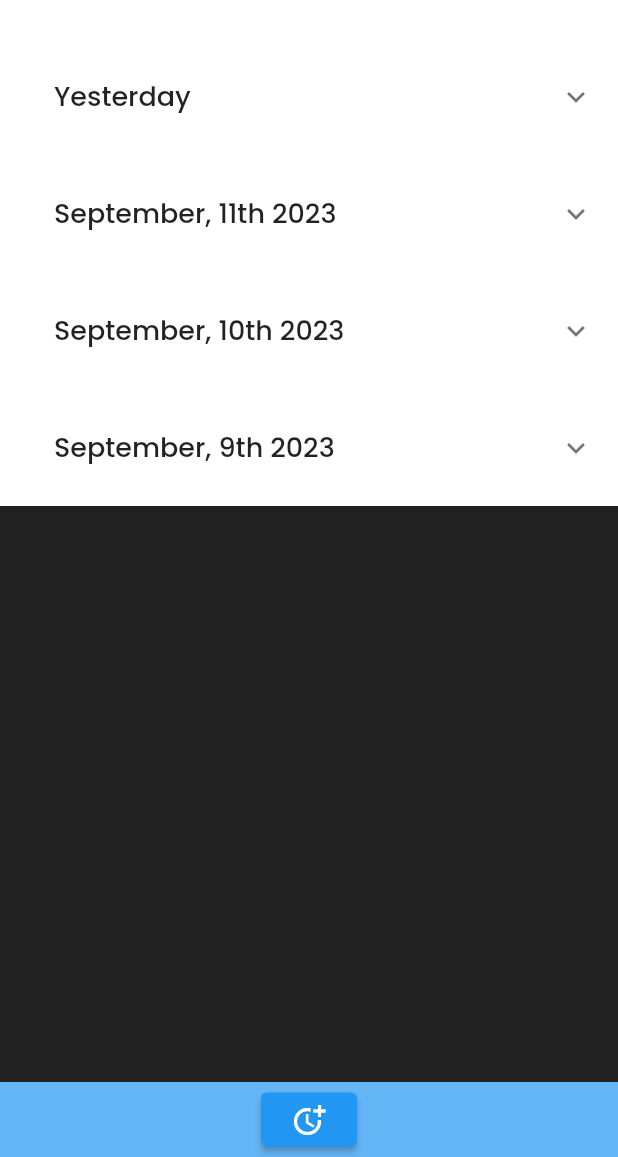
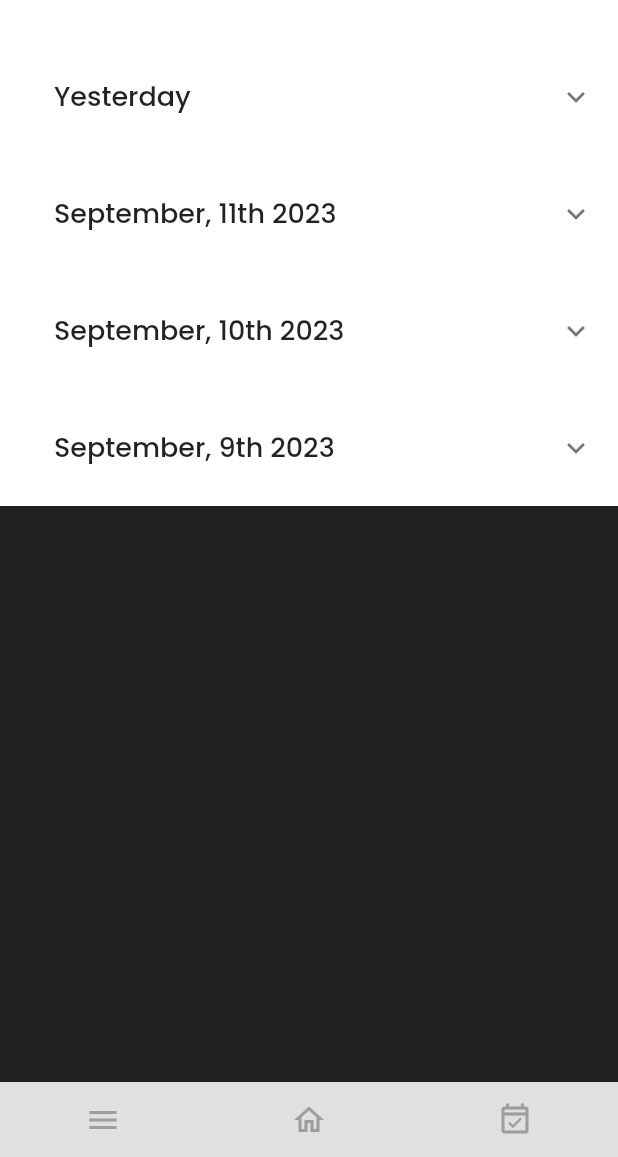
Before and after one commit to BrandonThomas84/gateway-fence-employee, a Flutter app: the screen it shows after launch, on a phone screen of 412 x 824 dp, the part 79-1236 px from its top. Run offline on Flutter 3.47's test engine with Material 2 defaults, Android fonts, the light colour scheme and no system bars.

Commit message:
Separating the app bar to a new widget, adding a logger, adding a screen avigation function but will need to dial in the animation functionality. Most likely this will require a change to the route/scaffold structure

```diff
--- /dev/null
+++ b/lib/appbar/custom_app_bar.dart
@@ -0,0 +1,85 @@
+import 'package:flutter/material.dart';
+import 'package:gateway_fence_employee/config/colors.dart';
+import 'package:gateway_fence_employee/routes/home.dart';
+import 'package:gateway_fence_employee/routes/time_sheet.dart';
+import 'package:gateway_fence_employee/util/log.dart';
+
+import 'custom_app_bar_item.dart';
+
+enum RouteOwner {
+  menu,
+  home,
+  timeCard,
+}
+
+class CustomAppBar extends StatelessWidget {
+  final RouteOwner routeOwner;
+
+  const CustomAppBar({
+    super.key,
+    this.routeOwner = RouteOwner.home,
+  });
+
+  @override
+  Widget build(BuildContext context) {
+    final List<Map<String, dynamic>> customBottomAppBarButtons = [
+      {
+        "key": RouteOwner.home,
+        "text": 'Menu',
+        "icon": Icons.menu_outlined,
+        "onTap": () {
+          Scaffold.of(context).openDrawer();
+          Logger.error("Menu button pressed");
+        }
+      },
+      {
+        "key": RouteOwner.home,
+        "text": 'Home',
+        "icon": Icons.home_outlined,
+        "onTap": () {
+          Navigator.push(
+            context,
+            MaterialPageRoute(builder: (context) => HomeRoute()),
+          );
+        },
+      },
+      {
+        "key": RouteOwner.timeCard,
+        "text": 'Time card',
+        "icon": Icons.event_available_outlined,
+        "onTap": () {
+          Navigator.push(
+            context,
+            MaterialPageRoute(builder: (context) => const TimeSheetRoute()),
+          );
+        },
+      },
+    ];
+
+    // calculate the button width
+    final buttonWidth = MediaQuery.of(context).size.width *
+        (1 / (customBottomAppBarButtons.length));
+
+    return BottomAppBar(
+      child: Container(
+        color: AppColors.greyLight,
+        height: 50,
+        child: Row(
+          mainAxisAlignment: MainAxisAlignment.spaceAround,
+          children: [
+            for (var btn in customBottomAppBarButtons)
+              CustomAppBarItem(
+                text: btn['text'],
+                icon: btn['icon'],
+                width: buttonWidth,
+                onTap: btn['onTap'],
+                color:
+                    routeOwner == btn['text'] ? AppColors.blue : AppColors.grey,
+                isLast: btn == customBottomAppBarButtons.last,
+              ),
+          ],
+        ),
+      ),
+    );
+  }
+}
--- /dev/null
+++ b/lib/appbar/custom_app_bar_item.dart
@@ -0,0 +1,40 @@
+import 'package:flutter/material.dart';
+import 'package:gateway_fence_employee/config/colors.dart';
+import 'package:gateway_fence_employee/util/log.dart';
+
+class CustomAppBarItem extends StatelessWidget {
+  final String text;
+  final IconData icon;
+  final double width;
+  final VoidCallback? onTap;
+  final bool isLast;
+  final Color color;
+
+  const CustomAppBarItem({
+    super.key,
+    required this.text,
+    required this.icon,
+    required this.width,
+    this.onTap,
+    this.isLast = false,
+    this.color = AppColors.grey,
+  });
+
+  @override
+  Widget build(BuildContext context) {
+    return TextButton(
+      onPressed: () {
+        // Add your button press logic here
+        Logger.info("CustomAppBar button press", data: {'text': text});
+        onTap!();
+      },
+      child: Tooltip(
+        message: text,
+        child: Icon(
+          icon,
+          color: color,
+        ),
+      ),
+    );
+  }
+}
--- a/lib/main.dart
+++ b/lib/main.dart
@@ -1,11 +1,7 @@
 import 'package:flutter/material.dart';
 import 'package:flutter/services.dart';
 import 'package:gateway_fence_employee/config/colors.dart';
-import 'package:gateway_fence_employee/event_list/item.dart';
-import 'package:gateway_fence_employee/sidebar/sidebar.dart';
-import 'package:gateway_fence_employee/util/log.dart';
-
-import 'event_list/list.dart';
+import 'package:gateway_fence_employee/routes/home.dart';
 
 // Application variables
 const appVarEnvironment = String.fromEnvironment(
@@ -22,19 +18,11 @@ void main() {
     statusBarColor: AppColors.black,
   ));
 
-  runApp(GatewayFenceEmployeeApp());
+  runApp(const GatewayFenceEmployeeApp());
 }
 
 class GatewayFenceEmployeeApp extends StatelessWidget {
-  GatewayFenceEmployeeApp({Key? key}) : super(key: key);
-
-  final List<EventItem> eventList = [
-    const EventItem(text: 'My Event 1', time: '12:34:45 PM'),
-    const EventItem(text: 'My Event 2', time: '12:35:45 PM'),
-    const EventItem(text: 'My Event 3', time: '12:36:45 PM'),
-    const EventItem(text: 'My Event 4', time: '12:37:45 PM'),
-    const EventItem(text: 'My Event 5', time: '12:38:45 PM'),
-  ];
+  const GatewayFenceEmployeeApp({Key? key}) : super(key: key);
 
   @override
   Widget build(BuildContext context) {
@@ -42,47 +30,7 @@ class GatewayFenceEmployeeApp extends StatelessWidget {
       title: 'Gateway Fence Employee App',
       theme: ThemeData(fontFamily: 'Poppins'),
       debugShowCheckedModeBanner: false,
-      home: Scaffold(
-        drawer: const Sidebar(),
-        backgroundColor: AppColors.greyDark,
-        body: SafeArea(
-          child: Column(
-            children: [
-              Expanded(
-                child: EventList(eventList: eventList, date: DateTime.now()),
-              ),
-              Positioned(
-                bottom: 0,
-                child: Container(
-                  color: AppColors.blueLight,
-                  height: 50,
-                  child: Row(
-                    mainAxisAlignment: MainAxisAlignment.spaceAround,
-                    children: [
-                      Tooltip(
-                        message: 'Clock In',
-                        child: ElevatedButton(
-                          onPressed: () {
-                            // Add your button press logic here
-                            Logger.error("Clock in button pressed", data: {
-                              'button': 'clock_in',
-                            });
-                          },
-                          style: ElevatedButton.styleFrom(
-                            backgroundColor: Colors.blue,
-                            textStyle: const TextStyle(fontSize: 9),
-                          ),
-                          child: const Icon(Icons.more_time_outlined),
-                        ),
-                      ),
-                    ],
-                  ),
-                ),
-              ),
-            ],
-          ),
-        ),
-      ),
+      home: HomeRoute(),
     );
   }
 }
--- /dev/null
+++ b/lib/routes/home.dart
@@ -0,0 +1,38 @@
+import 'package:flutter/material.dart';
+import 'package:gateway_fence_employee/appbar/custom_app_bar.dart';
+import 'package:gateway_fence_employee/config/colors.dart';
+import 'package:gateway_fence_employee/event_list/item.dart';
+import 'package:gateway_fence_employee/event_list/list.dart';
+import 'package:gateway_fence_employee/sidebar/sidebar.dart';
+
+class HomeRoute extends StatelessWidget {
+  HomeRoute({
+    super.key,
+  });
+
+  final List<EventItem> eventList = [
+    const EventItem(text: 'My Event 1', time: '12:34:45 PM'),
+    const EventItem(text: 'My Event 2', time: '12:35:45 PM'),
+    const EventItem(text: 'My Event 3', time: '12:36:45 PM'),
+    const EventItem(text: 'My Event 4', time: '12:37:45 PM'),
+    const EventItem(text: 'My Event 5', time: '12:38:45 PM'),
+  ];
+
+  @override
+  Widget build(BuildContext context) {
+    return Scaffold(
+      drawer: const Sidebar(),
+      backgroundColor: AppColors.greyDark,
+      bottomNavigationBar: const CustomAppBar(routeOwner: RouteOwner.home),
+      body: SafeArea(
+        child: Column(
+          children: [
+            Expanded(
+              child: EventList(eventList: eventList, date: DateTime.now()),
+            ),
+          ],
+        ),
+      ),
+    );
+  }
+}
--- a/lib/sidebar/header.dart
+++ b/lib/sidebar/header.dart
@@ -2,8 +2,8 @@ import 'package:flutter/material.dart';
 import 'package:gateway_fence_employee/sidebar/profile.dart';
 import 'package:gateway_fence_employee/sidebar/status_timer.dart';
 
-class AppHeader extends StatelessWidget {
-  const AppHeader({
+class Header extends StatelessWidget {
+  const Header({
     super.key,
   });
 
--- a/lib/sidebar/menu.dart
+++ b/lib/sidebar/menu.dart
@@ -2,8 +2,8 @@ import 'package:flutter/material.dart';
 
 import 'menu_item.dart';
 
-class AppMenu extends StatelessWidget {
-  const AppMenu({
+class Menu extends StatelessWidget {
+  const Menu({
     super.key,
   });
 
--- a/lib/sidebar/sidebar.dart
+++ b/lib/sidebar/sidebar.dart
@@ -17,8 +17,8 @@ class Sidebar extends StatelessWidget {
         color: AppColors.white,
         child: const Column(
           children: [
-            AppHeader(),
-            AppMenu(),
+            Header(),
+            Menu(),
           ],
         ),
       ),
--- a/lib/util/log.dart
+++ b/lib/util/log.dart
@@ -51,6 +51,9 @@ class Logger {
       output['data'].addAll(data);
     }
 
+    // add the timestamp to the end of the output
+    output['utc'] = DateTime.now().toUtc().toIso8601String();
+
     // log the output
     print(jsonEncode(output));
   }
```
Also changed, not shown: lib/routes/time_sheet.dart (added, +26 -0 lines).
